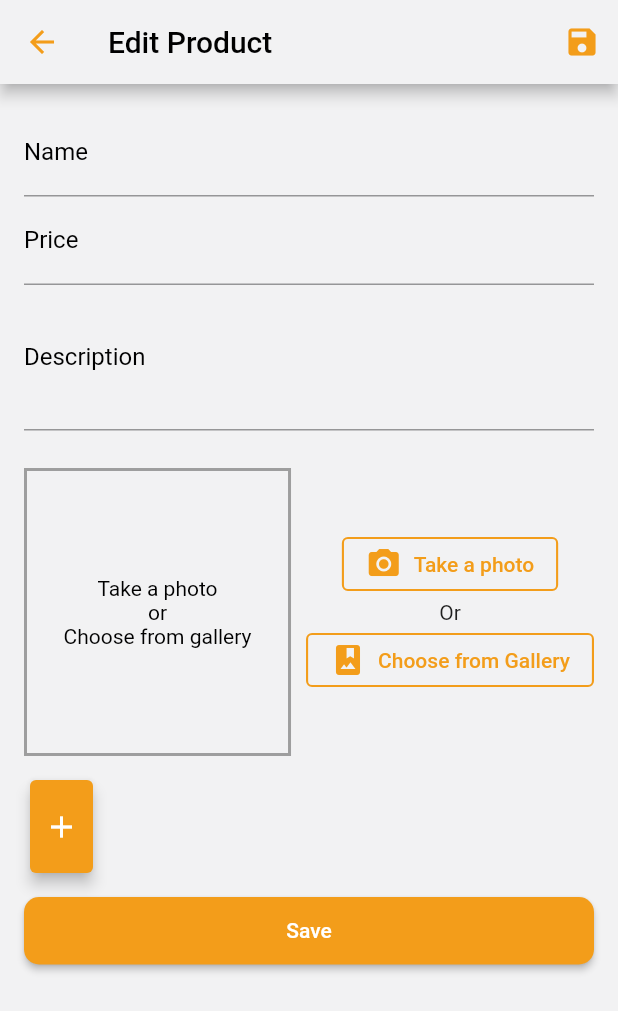
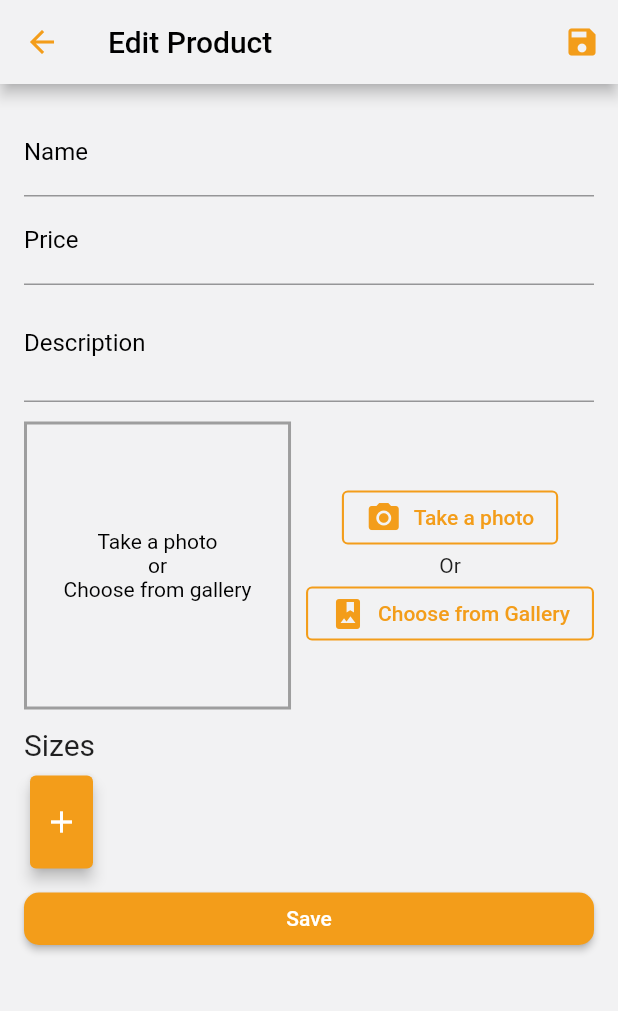
Before and after one commit to bassel27/Store-App, a Flutter app: the EditProductScreen screen opened directly, on a phone screen of 412 x 824 dp. Shown: the top 1011 px of the screen. Run offline on Flutter 3.47's test engine with Material 2 defaults, Android fonts, the phone set to English and light mode, and no system bars; our stand-ins replace auto_size_text, badges, bubble, cached_network_image, cloud_firestore, easy_search_bar and 10 more; accounts and stored records are empty; network calls fail.

Commit message:
improve EditProductsScreen

```diff
--- a/lib/screens/auth_screen.dart
+++ b/lib/screens/auth_screen.dart
@@ -171,7 +171,7 @@ class _AuthContainer extends StatelessWidget {
               const SizedBox(
                 height: 15,
               ),
-              AuthButton(
+              WideElevatedButton(
                 onPressed: () {
                   _submitForm(context);
                 },
--- a/lib/screens/edit_product_screen.dart
+++ b/lib/screens/edit_product_screen.dart
@@ -87,7 +87,9 @@ class _EditProductScreenState extends State<EditProductScreen>
               const NameTextFormField(),
               PriceTextFormField(_priceFocusNode, _descriptionFocusNode),
               DescriptionTextFormField(_descriptionFocusNode),
-              mySizedBox,
+              const SizedBox(
+                height: 13,
+              ),
               Row(crossAxisAlignment: CrossAxisAlignment.center, children: [
                 Expanded(child: _ImageContainer(imageContainerTextColor)),
                 const SizedBox(
@@ -99,14 +101,27 @@ class _EditProductScreenState extends State<EditProductScreen>
               const SizedBox(
                 height: 12,
               ),
+              const Text(
+                "Sizes",
+                style: TextStyle(
+                  fontSize: 20,
+                  fontWeight: FontWeight.w400,
+                ),
+              ),
+              const SizedBox(
+                height: 5,
+              ),
               SizeRow(),
               const SizedBox(
                 height: 12,
               ),
-              AuthButton(
+              WideElevatedButton(
                 onPressed: _saveForm,
                 child: "Save",
               ),
+              const SizedBox(
+                height: 5,
+              )
             ],
           ),
         ),
--- a/lib/screens/forgot_password_screen.dart
+++ b/lib/screens/forgot_password_screen.dart
@@ -61,7 +61,7 @@ class _ForgotPasswordScreenState extends State<ForgotPasswordScreen>
             const SizedBox(
               height: 30,
             ),
-            AuthButton(
+            WideElevatedButton(
                 child: "Reset Password",
                 onPressed: () async {
                   dismissKeyboard();
--- a/lib/screens/signup_screen.dart
+++ b/lib/screens/signup_screen.dart
@@ -140,7 +140,7 @@ class SignupScreen extends StatelessWidget
                 },
               ),
               mySizedBox,
-              AuthButton(
+              WideElevatedButton(
                   child: "Finish setting up",
                   onPressed: () async {
                     try {
--- a/lib/screens/verify_email_screen.dart
+++ b/lib/screens/verify_email_screen.dart
@@ -82,7 +82,7 @@ class _VerifyEmailPageState extends State<VerifyEmailPage> {
                     const SizedBox(
                       height: 40,
                     ),
-                    AuthButton(
+                    WideElevatedButton(
                         child: "Ok",
                         onPressed: () async {
                           await context
@@ -92,7 +92,7 @@ class _VerifyEmailPageState extends State<VerifyEmailPage> {
                     const SizedBox(
                       height: 20,
                     ),
-                    AuthButton(
+                    WideElevatedButton(
                         child: "Resend Email",
                         onPressed:
                             canResendEmail ? sendVerificationEmail : null)
--- a/lib/widgets/auth_button.dart
+++ b/lib/widgets/auth_button.dart
@@ -1,15 +1,14 @@
 import 'package:flutter/material.dart';
 
-class AuthButton extends StatelessWidget {
+class WideElevatedButton extends StatelessWidget {
   final String child;
   final VoidCallback? onPressed;
-  const AuthButton({required this.child, required this.onPressed});
+  const WideElevatedButton({required this.child, required this.onPressed});
 
   @override
   Widget build(BuildContext context) {
     return SizedBox(
-      width: MediaQuery.of(context).size.width,
-      height: 45,
+      height: 35,
       child: ElevatedButton(
           onPressed: onPressed,
           style: ButtonStyle(
--- a/lib/widgets/description_text_form_field.dart
+++ b/lib/widgets/description_text_form_field.dart
@@ -1,7 +1,6 @@
 import 'package:flutter/material.dart';
 import 'package:provider/provider.dart';
 
-import '../models/constants.dart';
 import '../providers/products_notifier.dart';
 
 class DescriptionTextFormField extends StatelessWidget {
@@ -13,10 +12,9 @@ class DescriptionTextFormField extends StatelessWidget {
         Provider.of<ProductsNotifier>(context, listen: false);
     return TextFormField(
         initialValue: productsProvider.editedProduct.description,
-        maxLines: 3,
+        maxLines: 2,
         keyboardType: TextInputType.multiline,
-        decoration: const InputDecoration(
-            labelText: "Description"),
+        decoration: const InputDecoration(labelText: "Description"),
         focusNode: _descriptionFocusNode,
         onSaved: (value) {
           productsProvider.editedProduct =
```
